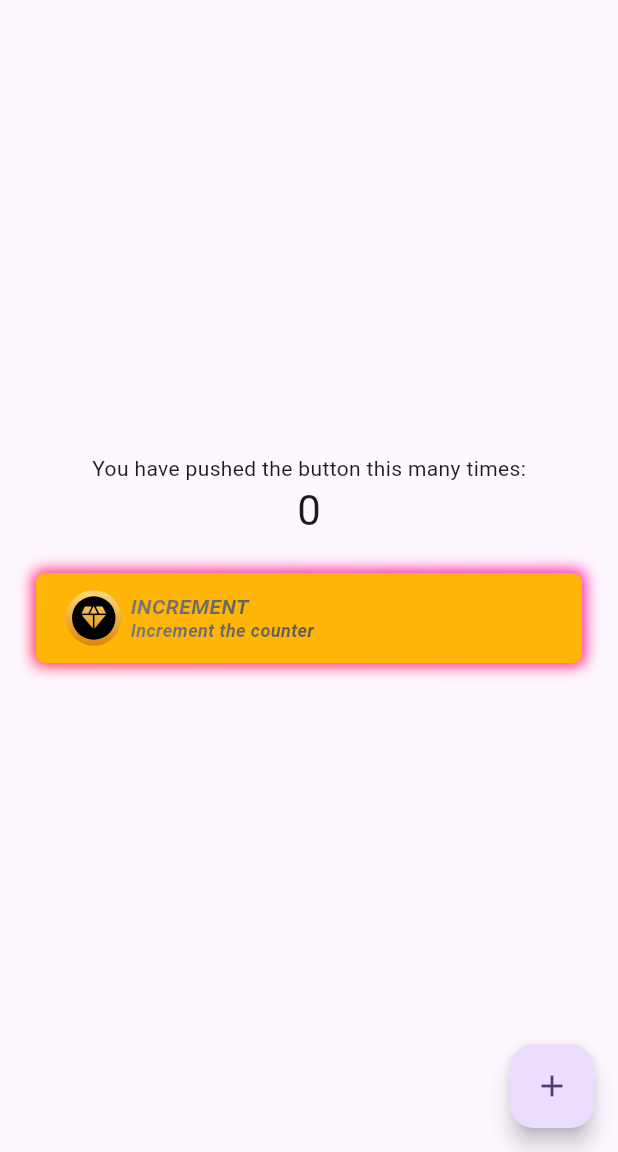
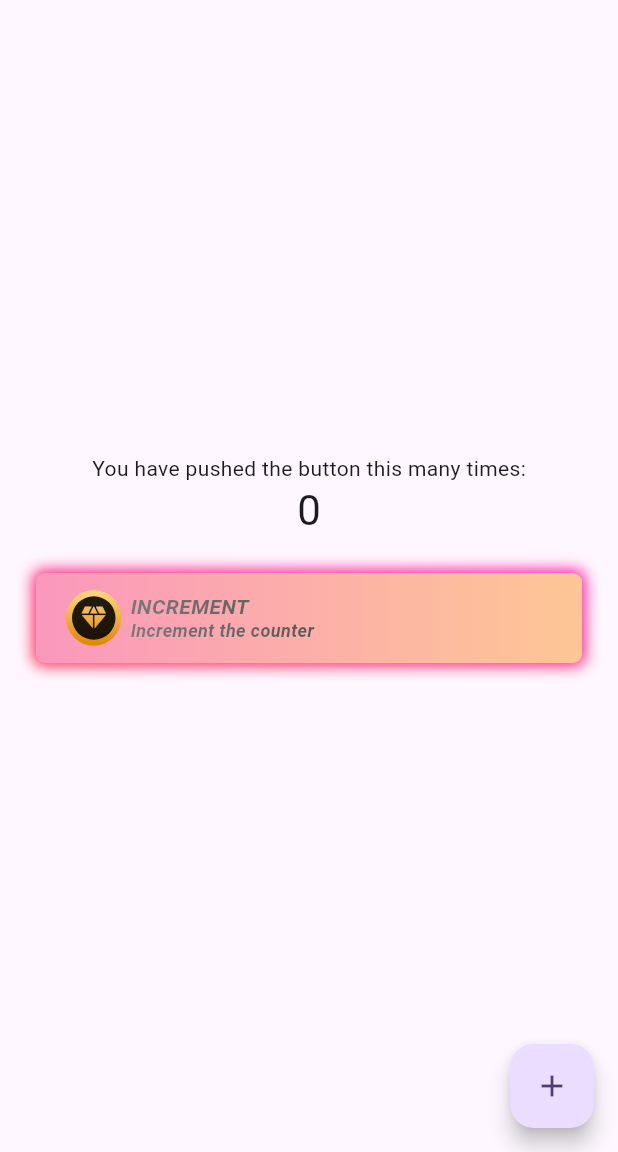
Before and after one commit to Code-Cats-Mel/fancy_button, a Flutter app: the screen it shows after launch, on a phone screen of 412 x 824 dp, the part 84-1236 px from its top. Run offline on Flutter 3.47's test engine with Material 3 defaults, Android fonts, the phone set to English and light mode, and no system bars.

```diff
--- a/lib/fancy_button.dart
+++ b/lib/fancy_button.dart
@@ -82,13 +82,13 @@ class _FancyButtonState extends State<FancyButton>
                   gradientScaleX: 14,
                   gradientOffsetX: (_animation.value) * (1.0 - 1 / 14.0),
                   gradientStops: {
-                    0.0 / 7.0: const Color(0xFFFFB404),
-                    1.0 / 7.0: const Color(0xFFFFDF80),
-                    2.0 / 7.0: const Color(0xFFFF7E7F),
-                    3.0 / 7.0: const Color(0xFFC728FF),
-                    4.0 / 7.0: const Color(0xFFF872DC),
-                    5.0 / 7.0: const Color(0xFFFFDF80),
-                    5.0 / 7.0: const Color(0xFFFFB508),
+                    0.0 / 6.0: const Color(0xFFFFB404),
+                    1.0 / 6.0: const Color(0xFFFFDF80),
+                    2.0 / 6.0: const Color(0xFFFF7E7F),
+                    3.0 / 6.0: const Color(0xFFC728FF),
+                    4.0 / 6.0: const Color(0xFFF872DC),
+                    5.0 / 6.0: const Color(0xFFFFDF80),
+                    6.0 / 6.0: const Color(0xFFFFB508),
                   },
                 );
               }),
--- a/lib/fancy_icon.dart
+++ b/lib/fancy_icon.dart
@@ -36,11 +36,6 @@ class _FancyIconState extends State<FancyIcon> with TickerProviderStateMixin {
 
   @override
   Widget build(BuildContext context) {
-    final gradientStops = {
-      0.0: const Color(0xFFDF8600),
-      0.5: const Color(0xFFFCD981),
-      1.0: const Color(0xFFDF8600),
-    };
     const gradient = LinearGradient(
       begin: Alignment.topCenter,
       end: Alignment.bottomCenter,
@@ -50,23 +45,36 @@ class _FancyIconState extends State<FancyIcon> with TickerProviderStateMixin {
       ],
     );
     return Stack(
+      clipBehavior: Clip.antiAlias,
       alignment: Alignment.center,
       fit: StackFit.expand,
       children: [
-        Container(
-          padding: const EdgeInsets.all(4),
+        AnimatedBuilder(
+            animation: _animation,
+            builder: (context, _) {
+              return Shimmer(
+                slidePercent: (_animation.value < 0.1 || _animation.value > 0.9)
+                    ? (_animation.value * 10) % 1.0
+                    : 0,
+                child: Container(
                   decoration: const BoxDecoration(
                     shape: BoxShape.circle,
                     gradient: gradient,
                   ),
+                ),
+              );
+            }),
+        if (true)
+          Padding(
+            padding: const EdgeInsets.all(4.0),
             child: Container(
-            clipBehavior: Clip.antiAlias,
               decoration: const BoxDecoration(
                 shape: BoxShape.circle,
-              color: Colors.black,
+                color: Colors.black87,
               ),
             ),
           ),
+        if (true)
           ShaderMask(
             shaderCallback: (rect) => gradient.createShader(rect),
             blendMode: BlendMode.srcATop,
@@ -80,3 +88,54 @@ class _FancyIconState extends State<FancyIcon> with TickerProviderStateMixin {
     );
   }
 }
+
+class Shimmer extends StatefulWidget {
+  final Widget child;
+  final double slidePercent;
+
+  const Shimmer({required this.child, this.slidePercent = 0.0, super.key});
+
+  @override
+  State<Shimmer> createState() => _ShimmerState();
+}
+
+class _ShimmerState extends State<Shimmer> {
+  bool get isSized =>
+      (context.findRenderObject() as RenderBox?)?.hasSize ?? false;
+
+  Size get size => (context.findRenderObject() as RenderBox).size;
+
+  static const _shimmerGradient = LinearGradient(
+    colors: [
+      Color(0x00EBEBF4),
+      Color(0xFFF4F4F4),
+      Color(0x00EBEBF4),
+    ],
+    stops: [
+      0.4,
+      0.5,
+      0.6,
+    ],
+    begin: Alignment.topLeft,
+    end: Alignment.bottomRight,
+    tileMode: TileMode.clamp,
+  );
+
+  @override
+  Widget build(BuildContext context) {
+    return ShaderMask(
+      blendMode: BlendMode.srcATop,
+      shaderCallback: (bounds) {
+        return _shimmerGradient.createShader(
+          Rect.fromLTWH(
+            (widget.slidePercent * 1.2 - 0.6) * size.width,
+            (widget.slidePercent * 1.2 - 0.6) * size.height,
+            size.width,
+            size.height,
+          ),
+        );
+      },
+      child: widget.child,
+    );
+  }
+}
```
Lines whose indentation alone changed are shown as unchanged.
